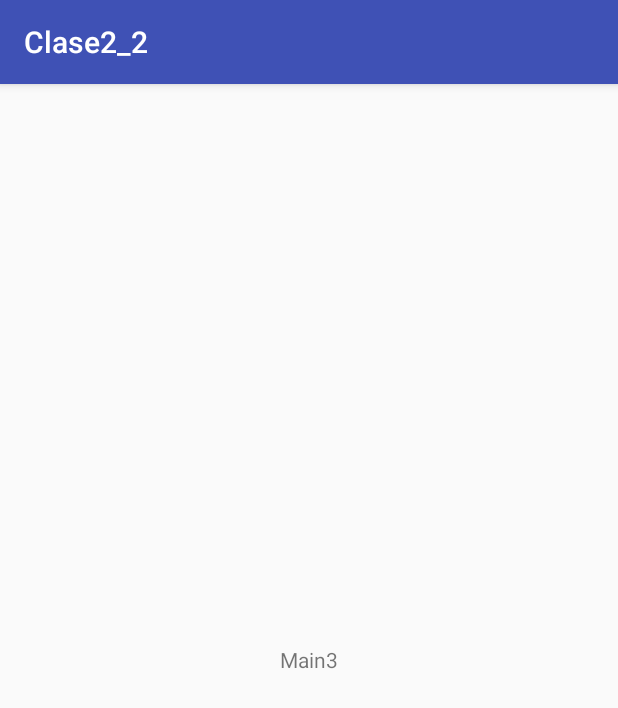
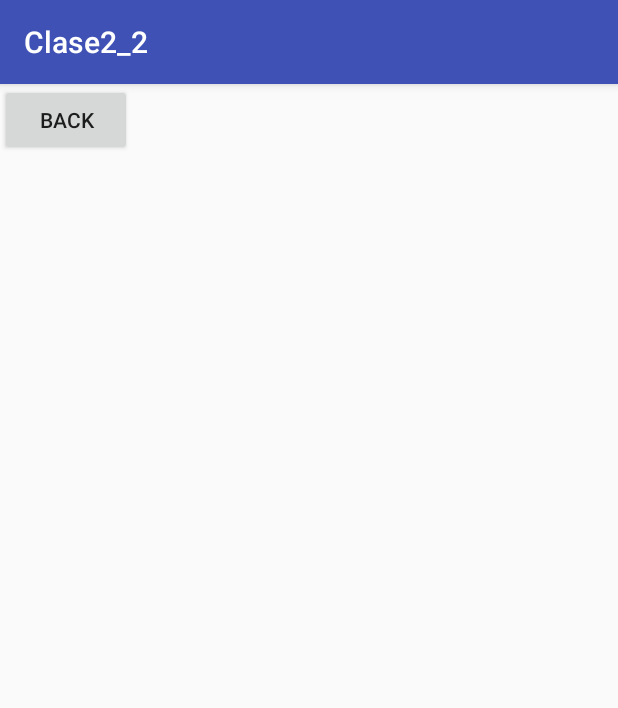
Before and after one commit to CarlosIvan1997/Clase2_2, an Android app: the Main3Activity screen opened directly, with no data from a screen before it, on a phone screen of 412 x 824 dp. Shown: the top 708 px of the screen. Run offline under Robolectric (Android 15) with nearby library versions, the phone set to English and light mode, and no system bars.

Commit message:
final clase 2

```diff
--- a/app/src/main/java/poclin/carlos/clase2_2/Main3Activity.java
+++ b/app/src/main/java/poclin/carlos/clase2_2/Main3Activity.java
@@ -2,12 +2,30 @@ package poclin.carlos.clase2_2;
 
 import android.support.v7.app.AppCompatActivity;
 import android.os.Bundle;
+import android.view.View;
+import android.widget.TextView;
 
 public class Main3Activity extends AppCompatActivity {
+
+    private TextView mTvTexto;
+
 
     @Override
     protected void onCreate(Bundle savedInstanceState) {
         super.onCreate(savedInstanceState);
         setContentView(R.layout.activity_main3);
+
+        mTvTexto = (TextView) findViewById(R.id.tv_texto);
+
+        String textoRecibido = getIntent().getStringExtra("param1");
+
+        mTvTexto.setText(textoRecibido);
+
+    }
+
+    public void onBack(View view){
+
+        finish();
+
     }
 }
--- a/app/src/main/res/layout/activity_main3.xml
+++ b/app/src/main/res/layout/activity_main3.xml
@@ -4,8 +4,14 @@
     android:layout_height="match_parent">
 
     <TextView android:text="Main3"
+        android:id="@+id/tv_texto"
         android:layout_centerInParent="true"
         android:layout_width="wrap_content"
         android:layout_height="wrap_content" />
 
+    <Button android:onClick="onBack"
+        android:text="Back"
+        android:layout_width="wrap_content"
+        android:layout_height="wrap_content" />
+
 </RelativeLayout>
```
Also changed, not shown: app/src/main/AndroidManifest.xml (+7 -3 lines), app/src/main/java/poclin/carlos/clase2_2/Main2Activity.java (+28 -0 lines), app/src/main/java/poclin/carlos/clase2_2/MainActivity.java (+18 -0 lines).
